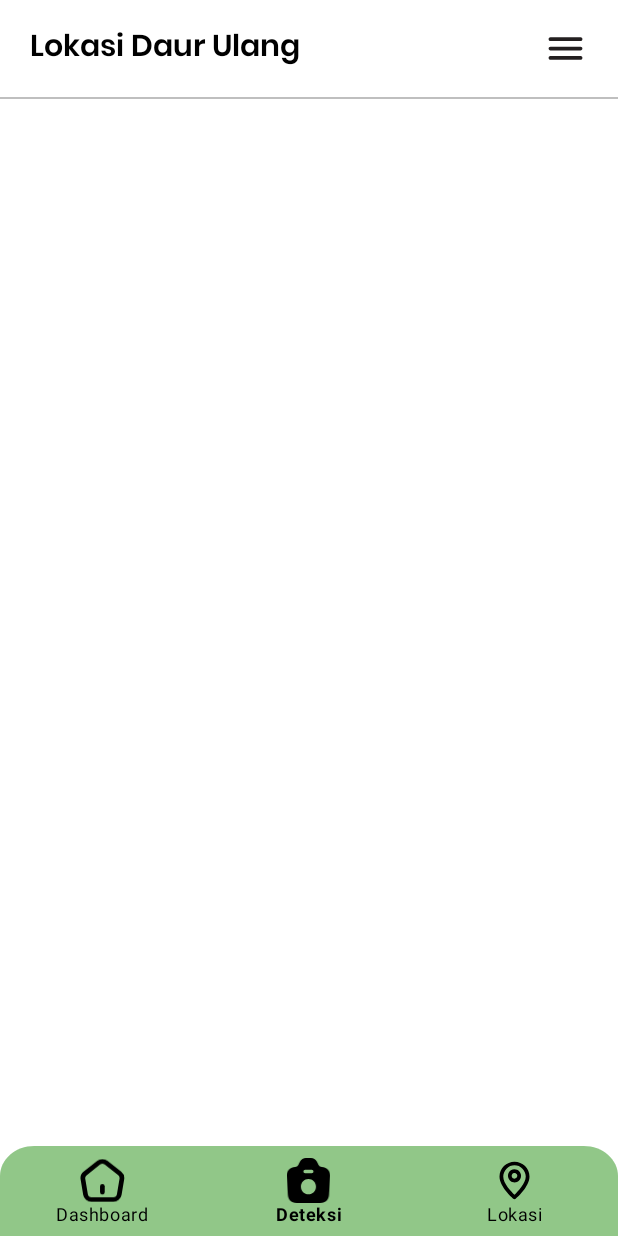
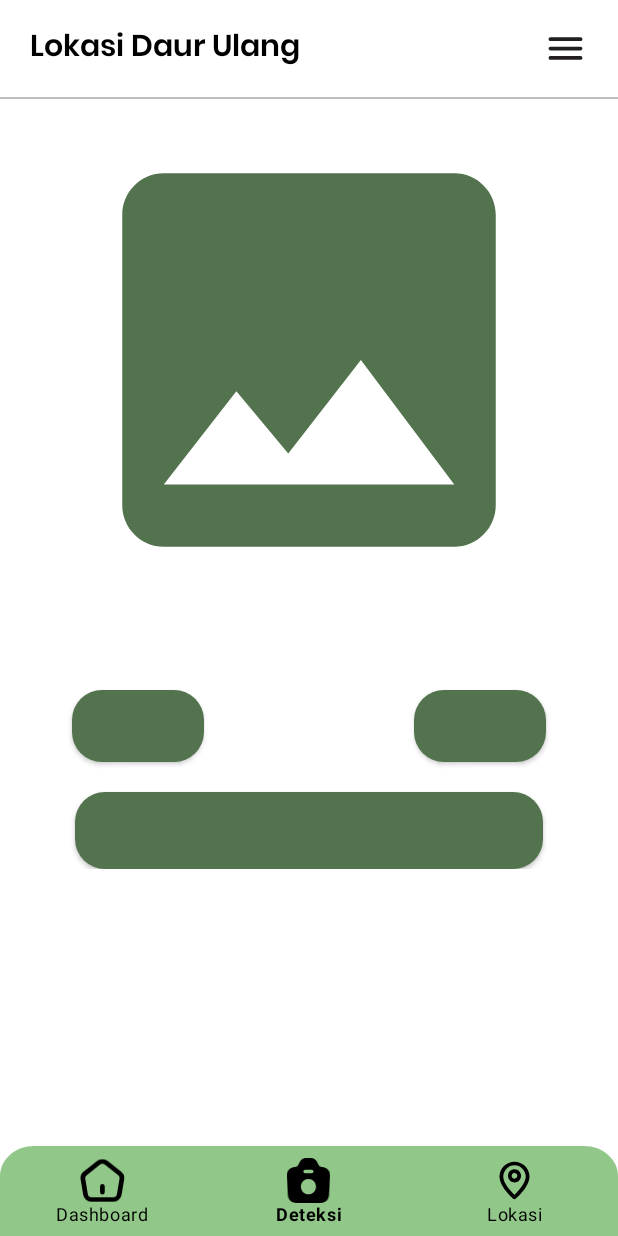
Before and after one commit to acalapatih/PlastiCode_mobileApp, an Android app: the DetectionFragment screen opened through its navigation route, item 2 of the bottom bar chosen, on a phone screen of 412 x 824 dp. Run offline under Robolectric (Android 15) with nearby library versions, the phone set to English and light mode, and no system bars; our stand-ins replace navigation-ui.

Commit message:
Configure fragment_detection.xml without using activity

```diff
--- a/app/src/main/java/com/dicoding/plasticode/ui/detection/fragment/DetectionFragment.kt
+++ b/app/src/main/java/com/dicoding/plasticode/ui/detection/DetectionFragment.kt
@@ -1,23 +1,23 @@
-package com.dicoding.plasticode.ui.detection.fragment
+package com.dicoding.plasticode.ui.detection
 
 import android.os.Bundle
 import android.view.LayoutInflater
 import android.view.View
 import android.view.ViewGroup
 import androidx.fragment.app.Fragment
-import com.dicoding.plasticode.databinding.FragmentDashboardBinding
-import com.dicoding.plasticode.ui.detection.activity.DetectionActivity
+import com.dicoding.plasticode.databinding.FragmentDetectionBinding
+import com.dicoding.plasticode.ui.dashboard.activity.DashboardActivity
 
 
 class DetectionFragment : Fragment() {
-    private var _binding: FragmentDashboardBinding? = null
+    private var _binding: FragmentDetectionBinding? = null
     private val binding get() = _binding!!
 
-    private lateinit var detectionActivity: DetectionActivity
+    private lateinit var baseActivity: DashboardActivity
 
     override fun onCreate(savedInstanceState: Bundle?) {
         super.onCreate(savedInstanceState)
-        detectionActivity = activity as DetectionActivity
+        baseActivity = activity as DashboardActivity
     }
 
     override fun onCreateView(
@@ -25,12 +25,14 @@ class DetectionFragment : Fragment() {
         container: ViewGroup?,
         savedInstanceState: Bundle?
     ): View {
-        _binding = FragmentDashboardBinding.inflate(inflater, container, false)
+        _binding = FragmentDetectionBinding.inflate(inflater, container, false)
         return binding.root
     }
 
     override fun onViewCreated(view: View, savedInstanceState: Bundle?) {
         super.onCreate(savedInstanceState)
+
+
     }
 
     private fun initObserver() {
--- a/app/src/main/res/layout/fragment_detection.xml
+++ b/app/src/main/res/layout/fragment_detection.xml
@@ -3,12 +3,44 @@
     xmlns:app="http://schemas.android.com/apk/res-auto"
     xmlns:tools="http://schemas.android.com/tools"
     android:layout_width="match_parent"
-    android:layout_height="match_parent"
-    tools:context=".ui.detection.activity.DetectionActivity">
+    android:layout_height="match_parent">
 
     <androidx.constraintlayout.widget.ConstraintLayout
         android:layout_width="match_parent"
         android:layout_height="wrap_content">
+
+        <TextView
+            android:id="@+id/tv_bar_lokasi"
+            android:layout_width="0dp"
+            android:layout_height="wrap_content"
+            android:text="@string/tv_bar_lokasi"
+            android:fontFamily="@font/poppins_semibold"
+            android:textColor="@color/black"
+            android:textSize="20sp"
+            app:layout_constraintTop_toTopOf="parent"
+            app:layout_constraintStart_toStartOf="parent"
+            android:layout_marginTop="15dp"
+            android:layout_marginStart="20dp"/>
+
+        <ImageView
+            android:id="@+id/ic_menu"
+            android:layout_width="wrap_content"
+            android:layout_height="wrap_content"
+            android:src="@drawable/ic_menu"
+            app:layout_constraintEnd_toEndOf="parent"
+            android:contentDescription="@string/desc_ic_menu"
+            app:layout_constraintTop_toTopOf="@id/tv_bar_lokasi"
+            app:layout_constraintBottom_toBottomOf="@id/tv_bar_lokasi"
+            android:layout_marginEnd="20dp"/>
+
+        <View
+            android:id="@+id/line_bar"
+            android:layout_width="match_parent"
+            android:layout_height="1dp"
+            android:background="@color/grey_808080"
+            android:alpha="0.5"
+            android:layout_marginTop="15dp"
+            app:layout_constraintTop_toBottomOf="@id/tv_bar_lokasi"/>
 
         <ImageView
             android:id="@+id/preview_img"
@@ -61,14 +93,14 @@
             style="@style/btn_green_rounded"
             android:layout_width="0dp"
             android:layout_height="wrap_content"
-            android:layout_marginStart="50dp"
-            android:layout_marginEnd="50dp"
             android:layout_marginTop="20dp"
             android:padding="10dp"
             android:textSize="18sp"
+            android:layout_marginStart="50dp"
+            android:layout_marginEnd="50dp"
+            app:layout_constraintStart_toStartOf="parent"
             app:layout_constraintEnd_toEndOf="parent"
             app:layout_constraintHorizontal_bias="1.0"
-            app:layout_constraintStart_toStartOf="parent"
             app:layout_constraintTop_toBottomOf="@+id/camera_button"
             tools:text="Upload Gambar" />
 
--- a/app/src/main/res/navigation/app_navigation.xml
+++ b/app/src/main/res/navigation/app_navigation.xml
@@ -13,8 +13,8 @@
 
     <fragment
         android:id="@+id/navigation_deteksi"
-        android:name="com.dicoding.plasticode.ui.lokasi.LokasiFragment"
-        tools:layout="@layout/fragment_lokasi"
+        android:name="com.dicoding.plasticode.ui.detection.DetectionFragment"
+        tools:layout="@layout/fragment_detection"
         android:label="@string/tv_nav_deteksi"/>
 
     <fragment
@@ -22,10 +22,5 @@
         android:name="com.dicoding.plasticode.ui.lokasi.LokasiFragment"
         tools:layout="@layout/fragment_lokasi"
         android:label="@string/tv_nav_lokasi"/>
-    <fragment
-        android:id="@+id/detectionFragment"
-        android:name="com.dicoding.plasticode.ui.detection.fragment.DetectionFragment"
-        android:label="fragment_detection"
-        tools:layout="@layout/fragment_detection" />
 
 </navigation>
```
Also changed, not shown: app/src/main/java/com/dicoding/plasticode/ui/detection/activity/DetectionActivity.kt (deleted, +0 -87 lines), app/src/main/res/layout/activity_detection.xml (deleted, +0 -35 lines).
